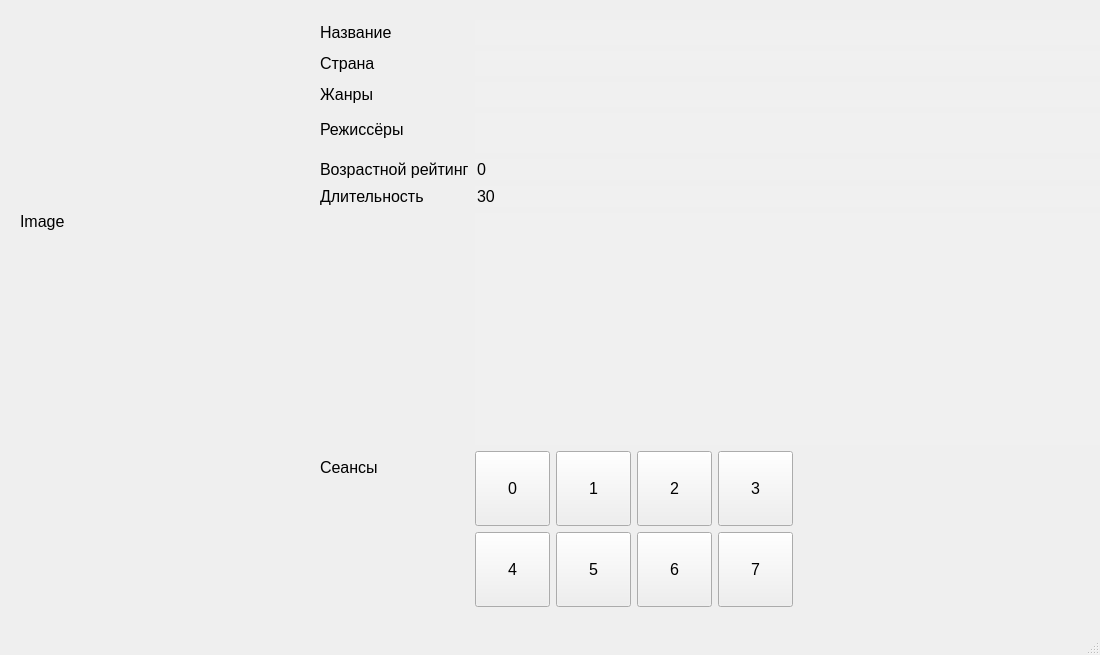
Old version of the form Interfaces/FilmWindow.ui in the repository Alpmild/SchoolProject.
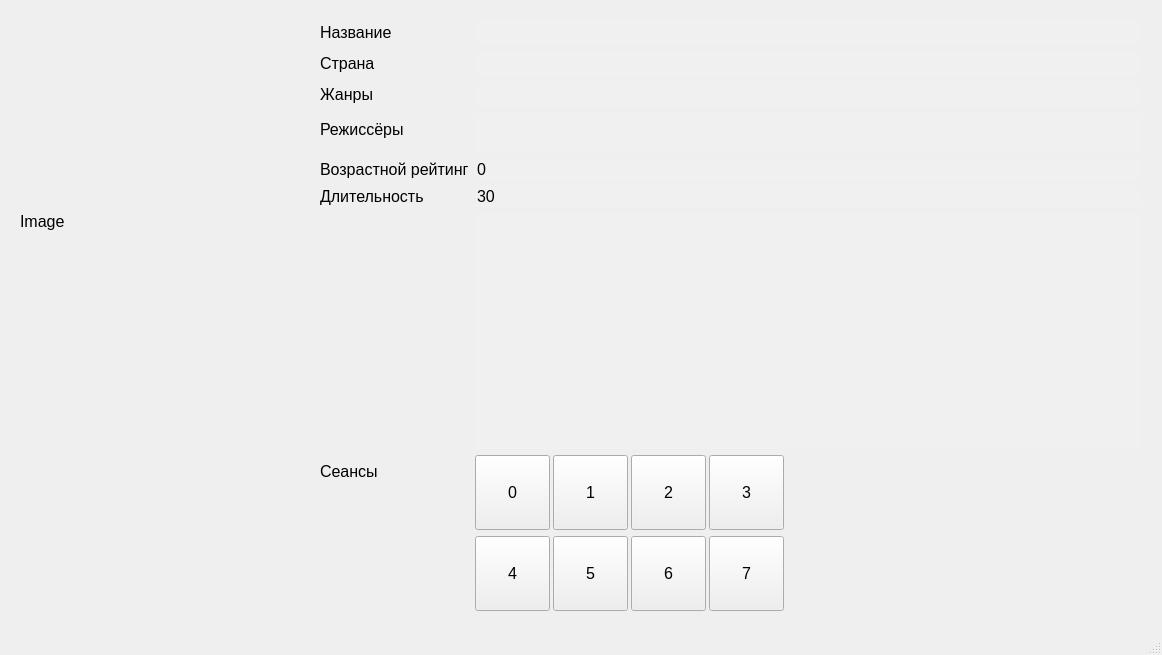
New version of the form.

Patch:
```diff
--- a/Interfaces/FilmWindow.ui
+++ b/Interfaces/FilmWindow.ui
@@ -6,7 +6,7 @@
    <rect>
     <x>0</x>
     <y>0</y>
-    <width>1100</width>
+    <width>1162</width>
     <height>655</height>
    </rect>
   </property>
@@ -55,8 +55,8 @@
      <rect>
       <x>320</x>
       <y>20</y>
-      <width>835</width>
-      <height>587</height>
+      <width>821</width>
+      <height>591</height>
      </rect>
     </property>
     <layout class="QFormLayout" name="formLayout">
```
Left out of the diff: 2 changed lines with no effect on the pictures.
